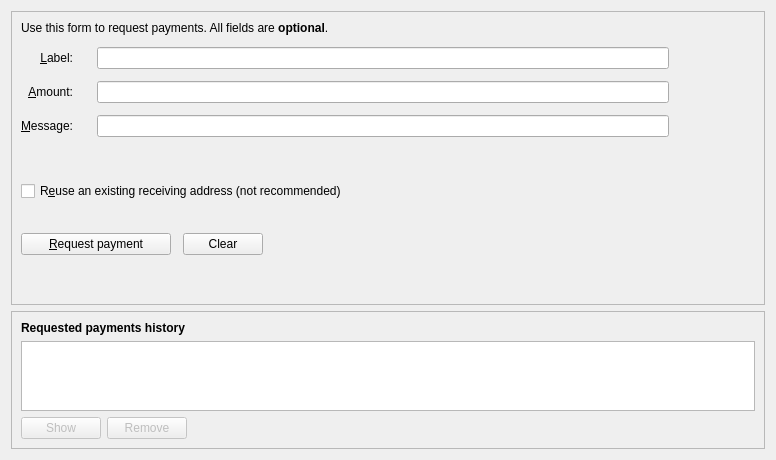
devaultcrypto/devault, file src/qt/forms/receivecoinsdialog.ui: the form before one commit.
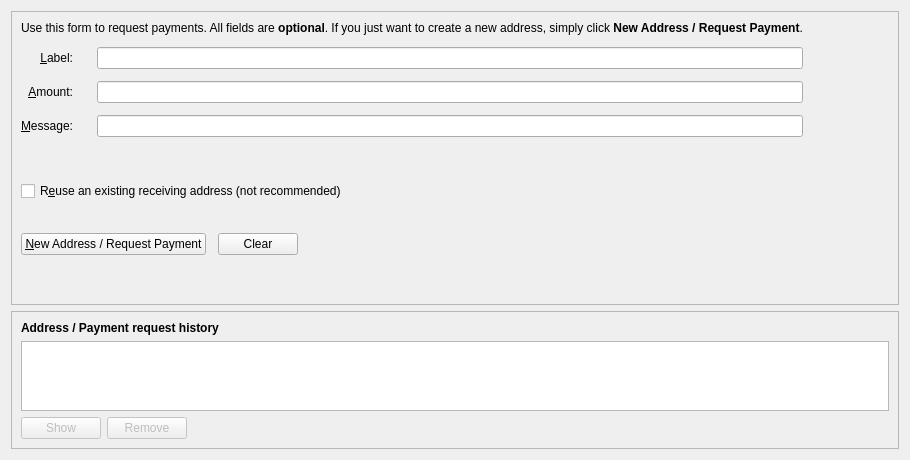
The form after the commit. Icons and pictures are not drawn. Custom widgets are drawn as their Qt base class.

Diff of the .ui file:
```diff
--- a/src/qt/forms/receivecoinsdialog.ui
+++ b/src/qt/forms/receivecoinsdialog.ui
@@ -74,7 +74,7 @@
         <item row="2" column="0" colspan="3">
          <widget class="QLabel" name="label_5">
           <property name="text">
-           <string>Use this form to request payments. All fields are &lt;b&gt;optional&lt;/b&gt;.</string>
+           <string>Use this form to request payments. All fields are &lt;b&gt;optional&lt;/b&gt;. If you just want to create a new address, simply click &lt;b&gt;New Address / Request Payment&lt;/b&gt;.</string>
           </property>
          </widget>
         </item>
@@ -183,7 +183,7 @@
              </size>
             </property>
             <property name="text">
-             <string>&amp;Request payment</string>
+             <string>&amp;New Address / Request Payment</string>
             </property>
             <property name="icon">
              <iconset resource="../bitcoin.qrc">
@@ -289,7 +289,7 @@
          </font>
         </property>
         <property name="text">
-         <string>Requested payments history</string>
+         <string>Address / Payment request history</string>
         </property>
        </widget>
       </item>
```
